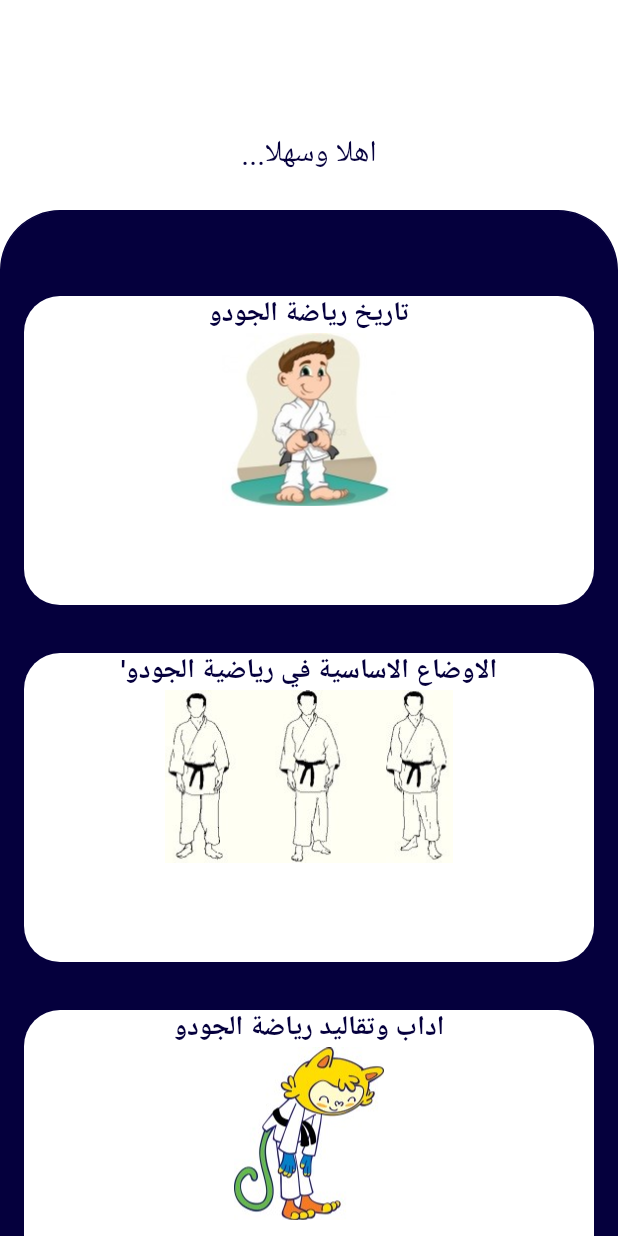
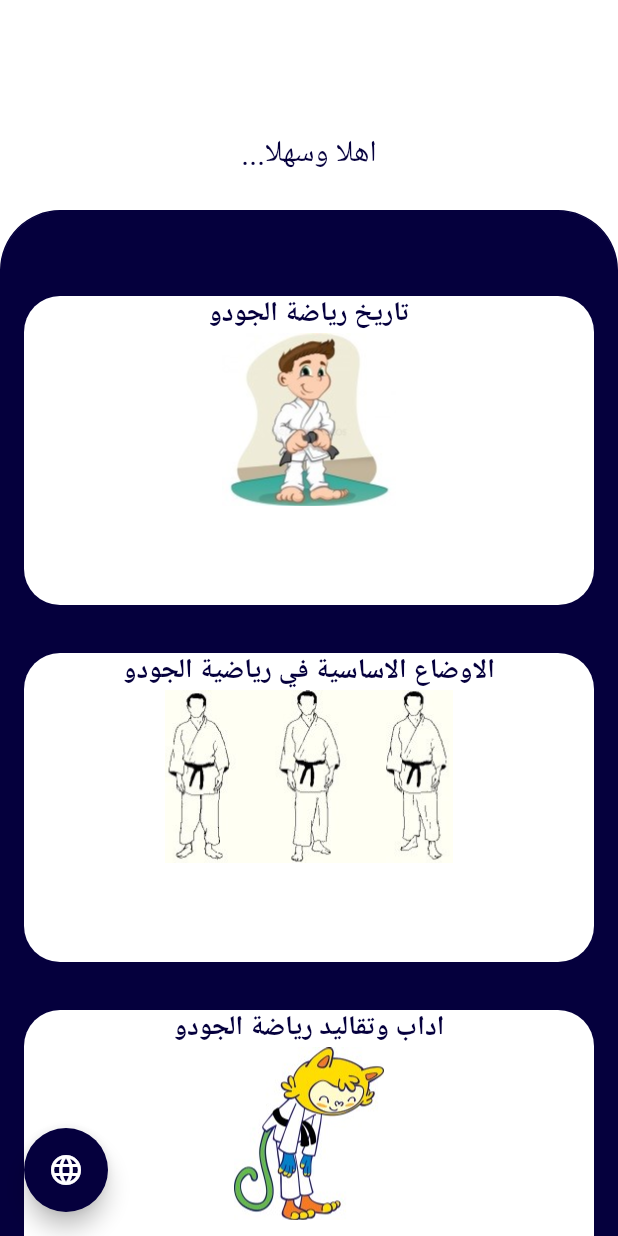
Before and after one commit to YoussefM50/judo_app-main, a Flutter app: the screen it shows after launch, on a phone screen of 412 x 824 dp. Run offline on Flutter 3.47's test engine with Material 2 defaults, Android fonts, the phone set to English and light mode, and no system bars; our stand-ins replace bloc, data_table_2, flutter_bloc, go_router, google_fonts; Roboto replaces fonts that are missing (Amiri).

Commit message:
cubit done to change language

```diff
--- a/lib/core/resources/theme_manager.dart
+++ b/lib/core/resources/theme_manager.dart
@@ -44,6 +44,8 @@ ThemeData getApplicationTheme() {
             backgroundColor: ColorManager.primary,
             shape: RoundedRectangleBorder(
                 borderRadius: BorderRadius.circular(AppSize.s12)))),
+    floatingActionButtonTheme:
+        FloatingActionButtonThemeData(backgroundColor: ColorManager.primary),
     // text theme
     textTheme: TextTheme(
         displayLarge:
--- /dev/null
+++ b/lib/features/home/presentation/cubit/change_language_cubit.dart
@@ -0,0 +1,18 @@
+import 'package:bloc/bloc.dart';
+import 'package:meta/meta.dart';
+
+part 'change_language_state.dart';
+
+class ChangeLanguageCubit extends Cubit<ChangeLanguageState> {
+  String language = "ar";
+  ChangeLanguageCubit() : super(ChangeLanguageInitial());
+
+  void ChangeLanguage() {
+    if (language == 'ar') {
+      language = 'en';
+    } else {
+      language = 'ar';
+    }
+    emit(ChangeLanguageSuccess());
+  }
+}
--- /dev/null
+++ b/lib/features/home/presentation/cubit/change_language_state.dart
@@ -0,0 +1,8 @@
+part of 'change_language_cubit.dart';
+
+@immutable
+sealed class ChangeLanguageState {}
+
+final class ChangeLanguageInitial extends ChangeLanguageState {}
+
+final class ChangeLanguageSuccess extends ChangeLanguageState {}
--- /dev/null
+++ b/lib/features/home/presentation/views/widgets/custom_floating_action_button.dart
@@ -0,0 +1,20 @@
+import 'package:flutter/material.dart';
+import 'package:flutter_bloc/flutter_bloc.dart';
+import 'package:judo_app/features/home/presentation/cubit/change_language_cubit.dart';
+
+class CustomFlaotingActionButton extends StatelessWidget {
+  const CustomFlaotingActionButton({super.key});
+
+  @override
+  Widget build(BuildContext context) {
+    return BlocBuilder<ChangeLanguageCubit, ChangeLanguageState>(
+      builder: (context, state) {
+        return FloatingActionButton(
+            child: const Icon(Icons.language_outlined),
+            onPressed: () {
+              BlocProvider.of<ChangeLanguageCubit>(context).ChangeLanguage();
+            });
+      },
+    );
+  }
+}
--- a/lib/features/home/presentation/views/widgets/home_view_body.dart
+++ b/lib/features/home/presentation/views/widgets/home_view_body.dart
@@ -1,5 +1,6 @@
 import 'package:flutter/material.dart';
 import 'package:judo_app/features/home/presentation/views/widgets/custom_appbar.dart';
+import 'package:judo_app/features/home/presentation/views/widgets/custom_floating_action_button.dart';
 import 'package:judo_app/features/home/presentation/views/widgets/screens_list_view.dart';
 
 import '../../../../../core/resources/color_manager.dart';
@@ -11,6 +12,7 @@ class HomeViewBody extends StatelessWidget {
   Widget build(BuildContext context) {
     return SafeArea(
       child: Scaffold(
+        floatingActionButton: const CustomFlaotingActionButton(),
         body: CustomScrollView(
           // physics:const BouncingScrollPhysics(),
           slivers: [
--- a/lib/features/home/presentation/views/widgets/screens_list_view.dart
+++ b/lib/features/home/presentation/views/widgets/screens_list_view.dart
@@ -1,6 +1,8 @@
 import 'package:flutter/material.dart';
+import 'package:flutter_bloc/flutter_bloc.dart';
 import 'package:go_router/go_router.dart';
 import 'package:judo_app/constants.dart';
+import 'package:judo_app/features/home/presentation/cubit/change_language_cubit.dart';
 import 'package:judo_app/features/home/presentation/views/widgets/screens_list_view_item.dart';
 
 class ScreensListView extends StatelessWidget {
@@ -12,6 +14,8 @@ class ScreensListView extends StatelessWidget {
       shrinkWrap: true,
       physics: const BouncingScrollPhysics(),
       itemBuilder: (context, index) {
+        return BlocBuilder<ChangeLanguageCubit, ChangeLanguageState>(
+          builder: (context, state) {
             return GestureDetector(
               onTap: () {
                 GoRouter.of(context).push('/screen${index + 1}View');
@@ -22,6 +26,8 @@ class ScreensListView extends StatelessWidget {
               ),
             );
           },
+        );
+      },
       itemCount: 7,
     );
   }
--- a/lib/l10n/intl_ar.arb
+++ b/lib/l10n/intl_ar.arb
@@ -1,6 +1,6 @@
 {
     "hometitle1": "تاريخ رياضة الجودو ",
-    "hometitle2": "الاوضاع الاساسية في رياضية الجودو'",
+    "hometitle2": "الاوضاع الاساسية في رياضية الجودو",
     "hometitle3": "اداب وتقاليد رياضة الجودو",
     "hometitle4": "طريقة ارتداء البدلة للمبتدئين",
     "hometitle5": "اهمية الاحماء للاعبي الجودو",
@@ -202,5 +202,5 @@
     "screen3dialog8": "عدم ارتداء اى جسم صلب كالخواتم والساعات واساور المعصم التى تعرض المنافس للخطر.",
     "screen3dialog9": "التاكد من سلامة اللاعب وذلك بإجراءالكشف الطبى الدورى للتأكد من خلوه من الامراض المعدية.",
     "screen3dialog10": "يجب ان يكون البساط المعد للتدريب نظيفا بإستمرار.",
-    "screen3dialog11" : "على اللاعب عدم التهور فى استعمال فنون اللعبةاثناءالتدريب او المنافسة."
+    "screen3dialog11": "على اللاعب عدم التهور فى استعمال فنون اللعبةاثناءالتدريب او المنافسة."
 }
--- a/lib/main.dart
+++ b/lib/main.dart
@@ -1,6 +1,8 @@
 import 'package:flutter/material.dart';
+import 'package:flutter_bloc/flutter_bloc.dart';
 import 'package:judo_app/core/utliz/routers.dart';
 import 'package:flutter_localizations/flutter_localizations.dart';
+import 'package:judo_app/features/home/presentation/cubit/change_language_cubit.dart';
 
 import 'core/resources/theme_manager.dart';
 import 'generated/l10n.dart';
@@ -14,6 +16,10 @@ class MyApp extends StatelessWidget {
 
   @override
   Widget build(BuildContext context) {
+    return BlocProvider(
+      create: (context) => ChangeLanguageCubit(),
+      child: BlocBuilder<ChangeLanguageCubit, ChangeLanguageState>(
+        builder: (context, state) {
           return MaterialApp.router(
             theme: getApplicationTheme(),
             debugShowCheckedModeBanner: false,
@@ -23,9 +29,12 @@ class MyApp extends StatelessWidget {
               GlobalWidgetsLocalizations.delegate,
               GlobalCupertinoLocalizations.delegate,
             ],
-      locale: const Locale("ar"),
+            locale:  Locale(BlocProvider.of<ChangeLanguageCubit>(context).language),
             supportedLocales: S.delegate.supportedLocales,
             routerConfig: AppRouter.router,
           );
+        },
+      ),
+    );
   }
 }
```
Also changed, not shown: lib/generated/intl/messages_ar.dart. Lines whose indentation alone changed are shown as unchanged.
